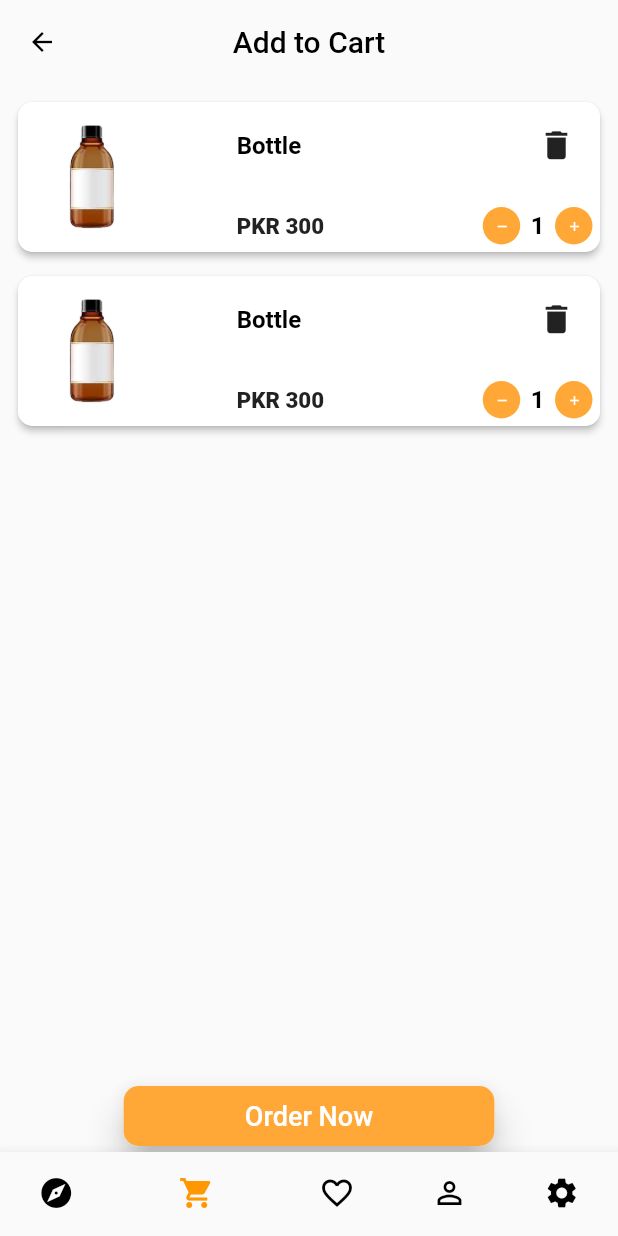
After one commit to irfan512/E-Commerce-App, a Flutter app: the screen it shows after launch, item 2 of the bottom bar chosen, on a phone screen of 412 x 824 dp. The commit adds this screen. Run offline on Flutter 3.47's test engine with Material 2 defaults, Android fonts, the phone set to English and light mode, and no system bars; our stand-ins replace carousel_slider, readmore.

Commit message:
4 bottom Tabs Done

```diff
--- a/lib/View/HomeScreem/home.dart
+++ b/lib/View/HomeScreem/home.dart
@@ -108,11 +108,11 @@ class _HomeState extends State<Home> {
                 child: Wrap(
                   // alignment: WrapAlignment.center,
                   runAlignment: WrapAlignment.spaceBetween,
-                  crossAxisAlignment: WrapCrossAlignment.center,
+                  crossAxisAlignment: WrapCrossAlignment.start,
                   children: [
                     for (int index = 0; index < color1.length; index++)
                       Container(
-                        width: 150,
+                        width: MediaQuery.of(context).size.width * .37,
                         margin: EdgeInsets.all(10),
                         child: Column(
                           mainAxisSize: MainAxisSize.min,
@@ -120,7 +120,7 @@ class _HomeState extends State<Home> {
                           children: [
                             Container(
                                 height: 100,
-                                width: 150,
+                                width: MediaQuery.of(context).size.width * .37,
                                 decoration: BoxDecoration(
                                   borderRadius: BorderRadius.circular(10),
                                   color: color1[index],
--- a/lib/View/ProfileScreen/person.dart
+++ b/lib/View/ProfileScreen/person.dart
@@ -67,7 +67,8 @@ class _ProfileState extends State<Profile> {
                         bottomLeft: Radius.circular(15),
                         bottomRight: Radius.circular(15))),
                 child: Padding(
-                  padding: const EdgeInsets.only(top: 35),
+                  padding: EdgeInsets.only(
+                      top: MediaQuery.of(context).size.height * .05),
                   child: Row(
                     mainAxisAlignment: MainAxisAlignment.center,
                     crossAxisAlignment: CrossAxisAlignment.center,
--- /dev/null
+++ b/lib/View/add_to_cart.dart
@@ -0,0 +1,247 @@
+import 'package:flutter/material.dart';
+
+class AddToCart extends StatefulWidget {
+  const AddToCart({Key? key}) : super(key: key);
+
+  @override
+  State<AddToCart> createState() => _AddToCartState();
+}
+
+class _AddToCartState extends State<AddToCart> {
+  int _counter = 1;
+
+  void _incrementCounter() {
+    setState(() {
+      _counter++;
+    });
+  }
+
+  void _decrementCounter() {
+    setState(() {
+      _counter--;
+    });
+  }
+
+  @override
+  Widget build(BuildContext context) {
+    final size = MediaQuery.of(context).size;
+    return SafeArea(
+      child: Scaffold(
+        appBar: AppBar(
+          leading: IconButton(
+            onPressed: () {
+              Navigator.pop(context);
+            },
+            icon: const Icon(
+              Icons.arrow_back,
+              color: Colors.black,
+              size: 20,
+            ),
+          ),
+          elevation: 0,
+          backgroundColor: Colors.transparent,
+          title: const Text(
+            "Add to Cart",
+            style: TextStyle(
+              color: Colors.black,
+            ),
+          ),
+          centerTitle: true,
+        ),
+        body: Column(
+          children: [
+            Expanded(
+              child: ListView.builder(
+                  itemCount: 2,
+                  shrinkWrap: true,
+                  scrollDirection: Axis.vertical,
+                  itemBuilder: (context, index) {
+                    return Padding(
+                      padding:
+                          const EdgeInsets.only(left: 8.0, right: 8, top: 8),
+                      child: Card(
+                        elevation: 2,
+                        shape: RoundedRectangleBorder(
+                            borderRadius: BorderRadius.circular(10)),
+                        child: Container(
+                          height: 100,
+                          width: size.width,
+                          decoration: BoxDecoration(
+                            color: Colors.white,
+                            borderRadius: BorderRadius.circular(10),
+                          ),
+                          child: Row(
+                            mainAxisAlignment: MainAxisAlignment.spaceBetween,
+                            children: [
+                              Padding(
+                                padding: const EdgeInsets.only(
+                                    left: 8.0, top: 2, bottom: 2),
+                                child: Container(
+                                    height: 110,
+                                    width: size.width * 0.20,
+                                    decoration: const BoxDecoration(
+                                      image: DecorationImage(
+                                        image: AssetImage(
+                                          "assets/images/bottle.png",
+                                        ),
+                                        fit: BoxFit.contain,
+                                      ),
+                                    )),
+                              ),
+                              Container(
+                                height: 120,
+                                width: size.width * 0.6,
+                                child: Padding(
+                                  padding: const EdgeInsets.all(5.0),
+                                  child: Column(
+                                    mainAxisAlignment:
+                                        MainAxisAlignment.spaceBetween,
+                                    crossAxisAlignment:
+                                        CrossAxisAlignment.start,
+                                    children: [
+                                      Row(
+                                        mainAxisAlignment:
+                                            MainAxisAlignment.spaceBetween,
+                                        children: [
+                                          const Text(
+                                            "Bottle",
+                                            maxLines: 1,
+                                            textDirection: TextDirection.ltr,
+                                            style: TextStyle(
+                                                color: Colors.black,
+                                                overflow: TextOverflow.ellipsis,
+                                                fontWeight: FontWeight.w600,
+                                                fontSize: 16),
+                                          ),
+                                          Tooltip(
+                                            message: "Delete Item",
+                                            child: IconButton(
+                                              onPressed: () {},
+                                              icon: const Icon(
+                                                Icons.delete,
+                                                // color: primary,
+                                                size: 25,
+                                              ),
+                                            ),
+                                          ),
+                                        ],
+                                      ),
+                                      const SizedBox(
+                                        height: 3,
+                                      ),
+                                      Row(
+                                        mainAxisAlignment:
+                                            MainAxisAlignment.spaceBetween,
+                                        children: [
+                                          Text("PKR 300",
+                                              style: TextStyle(
+                                                  // color: secondary,
+                                                  fontWeight: FontWeight.w800,
+                                                  fontSize:
+                                                      size.height * 0.018)),
+                                          Row(
+                                            children: [
+                                              Container(
+                                                height: 25,
+                                                width: 25,
+                                                decoration: BoxDecoration(
+                                                    color: Color(0xFFFFA837),
+                                                    borderRadius:
+                                                        BorderRadius.circular(
+                                                            100)),
+                                                child: Center(
+                                                  child: IconButton(
+                                                    onPressed: () {
+                                                      _decrementCounter();
+                                                    },
+                                                    icon: const Icon(
+                                                      Icons.remove,
+                                                      size: 10,
+                                                      color: Colors.white,
+                                                    ),
+                                                  ),
+                                                ),
+                                              ),
+                                              const SizedBox(
+                                                width: 7,
+                                              ),
+                                              Text(
+                                                "$_counter",
+                                                style: const TextStyle(
+                                                    color: Colors.black,
+                                                    fontSize: 16,
+                                                    fontWeight:
+                                                        FontWeight.w600),
+                                              ),
+                                              const SizedBox(
+                                                width: 7,
+                                              ),
+                                              Container(
+                                                height: 25,
+                                                width: 25,
+                                                decoration: BoxDecoration(
+                                                    color: Color(0xFFFFA837),
+                                                    borderRadius:
+                                                        BorderRadius.circular(
+                                                            100)),
+                                                child: IconButton(
+                                                  onPressed: () {
+                                                    _incrementCounter();
+                                                  },
+                                                  icon: const Icon(
+                                                    Icons.add,
+                                                    size: 10,
+                                                    color: Colors.white,
+                                                  ),
+                                                ),
+                                              ),
+                                            ],
+                                          ),
+                                        ],
+                                      )
+                                    ],
+                                  ),
+                                ),
+                              ),
+                            ],
+                          ),
+                        ),
+                      ),
+                    );
+                  }),
+            ),
+            Center(
+              child: InkWell(
+                onTap: () {
+                  // Navigator.of(context)
+                  // .push(MaterialPageRoute(builder: (context) => Order()));
+                },
+                child: Card(
+                  elevation: 10,
+                  shape: RoundedRectangleBorder(
+                      borderRadius: BorderRadius.circular(10)),
+                  child: Container(
+                      alignment: Alignment.center,
+                      width: MediaQuery.of(context).size.width * 0.60,
+                      height: 40.0,
+                      decoration: const BoxDecoration(
+                        borderRadius: BorderRadius.all(Radius.circular(10.0)),
+                        gradient: LinearGradient(colors: [
+                          Color(0xFFFFA837),
+                          Color(0xFFFFA837),
+                        ]),
+                      ),
+                      child: const Text("Order Now",
+                          style: TextStyle(
+                              color: Colors.white,
+                              fontWeight: FontWeight.w500,
+                              fontSize: 18.0))),
+                ),
+              ),
+            ),
+          ],
+        ),
+      ),
+    );
+  }
+}
--- a/lib/View/menu_screen.dart
+++ b/lib/View/menu_screen.dart
@@ -1,8 +1,6 @@
 import 'package:flutter/material.dart';
 
-class Menu extends StatelessWidget {
-  const Menu({Key? key}) : super(key: key);
-
+class Setting extends StatelessWidget {
   @override
   Widget build(BuildContext context) {
     return Scaffold(
--- a/lib/View/root.dart
+++ b/lib/View/root.dart
@@ -1,19 +1,19 @@
 import 'package:flutter/material.dart';
-import 'package:students_project/View/search_screen.dart';
+import 'package:students_project/View/add_to_cart.dart';
 
 import 'HomeScreem/home.dart';
 import 'ProfileScreen/person.dart';
 import 'favorite_screen.dart';
 import 'menu_screen.dart';
 
-int selectedindex = 2;
+int selectedindex = 0;
 
 var screens = [
-  Menu(),
-  Search(),
   Home(),
+  AddToCart(),
   Favorite(),
   Profile(),
+  Setting(),
 ];
 
 class Root extends StatefulWidget {
@@ -42,14 +42,18 @@ class _RootState extends State<Root> {
               ));
         },
         items: [
-          BottomNavigationBarItem(icon: Icon(Icons.list_alt), label: "List"),
-          BottomNavigationBarItem(icon: Icon(Icons.search), label: "Home"),
           BottomNavigationBarItem(icon: Icon(Icons.explore), label: "Home"),
           BottomNavigationBarItem(
-              icon: Icon(Icons.favorite_border_outlined), label: "Menu"),
+              icon: Icon(Icons.shopping_cart), label: "Cart"),
+          BottomNavigationBarItem(
+              icon: Icon(Icons.favorite_border_outlined), label: "Favorite"),
           BottomNavigationBarItem(
             icon: Icon(Icons.person_outline),
             label: "Profile",
+          ),
+          BottomNavigationBarItem(
+            icon: Icon(Icons.settings),
+            label: "Seetings",
           ),
         ],
       ),
```
Also changed, not shown: lib/View/favorite_screen.dart (+96 -2 lines), lib/View/search_screen.dart (deleted, +0 -14 lines).
